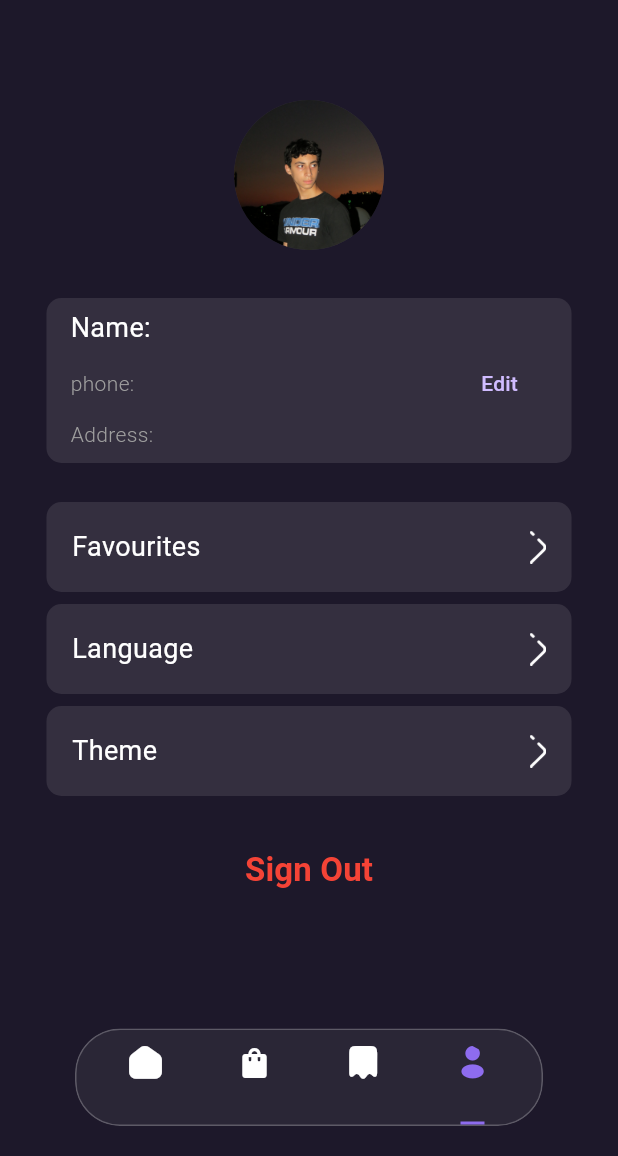
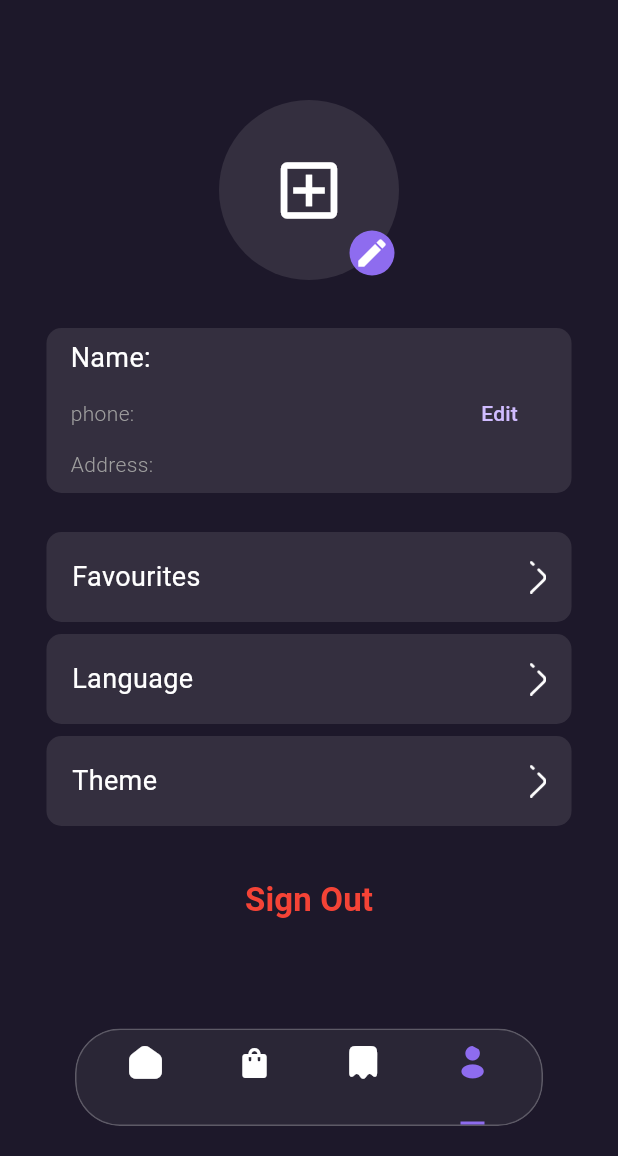
Before and after one commit to MohamadSerafiDev/shamify-ecommerce, a Flutter app: the screen it shows after launch, item 4 of the bottom bar chosen, on a phone screen of 412 x 824 dp, the part 80-1236 px from its top. Run offline on Flutter 3.47's test engine with Material 3 defaults, Android fonts, the phone set to English and light mode, and no system bars; drawn by our look-alikes of crystal_navigation_bar; our stand-ins replace awesome_snackbar_content, bloc, flutter_bloc, get, google_fonts, image_picker and 1 more.

Commit message:
add image picker

```diff
--- a/lib/cubits/profile_image/profile_image_cubit.dart
+++ b/lib/cubits/profile_image/profile_image_cubit.dart
@@ -1,12 +1,27 @@
+import 'dart:io';
+
 import 'package:bloc/bloc.dart';
+import 'package:flutter/material.dart';
+import 'package:image_picker/image_picker.dart';
 import 'package:meta/meta.dart';
 
 part 'profile_image_state.dart';
 
 class ProfileImageCubit extends Cubit<ProfileImageState> {
   ProfileImageCubit() : super(ProfileImageInitial());
+  final ImagePicker picker = ImagePicker();
 
-  String imagePath = "assets/images/user.JPG";
+  String imagePath = '';
+
+  Future pickImageFromGallery() async {
+    XFile? image = await picker.pickImage(source: ImageSource.gallery);
+
+    if (image != null) {
+      imagePath = image.path;
+      emit(ProfileImageUpdated());
+    }
+  }
+
   void updateImage(String path) {
     imagePath = path;
     emit(ProfileImageUpdated());
--- a/lib/pages/profile_page/profile_page.dart
+++ b/lib/pages/profile_page/profile_page.dart
@@ -12,8 +12,7 @@ class ProfilePage extends StatelessWidget {
 
   @override
   Widget build(BuildContext context) {
-    return SingleChildScrollView(
-      child: Column(
+    return Column(
       children: [
         const SizedBox(
           height: 60,
@@ -66,9 +65,9 @@ class ProfilePage extends StatelessWidget {
             style: TextStyles.textStyle22.copyWith(
               color: Colors.red,
             ),
-              ))
+          ),
+        )
       ],
-      ),
     );
   }
 }
--- a/lib/pages/profile_page/widgets/first_and_last_name_and_address_edit.dart
+++ b/lib/pages/profile_page/widgets/first_and_last_name_and_address_edit.dart
@@ -8,8 +8,7 @@ class FirstAndLastNameAndAddressEdit extends StatelessWidget {
 
   @override
   Widget build(BuildContext context) {
-    return Expanded(
-      child: Padding(
+    return Padding(
       padding: const EdgeInsets.symmetric(horizontal: 16, vertical: 7),
       child: Column(
         crossAxisAlignment: CrossAxisAlignment.start,
@@ -38,7 +37,6 @@ class FirstAndLastNameAndAddressEdit extends StatelessWidget {
           ),
         ],
       ),
-      ),
     );
   }
 }
--- a/lib/pages/profile_page/widgets/profile_image.dart
+++ b/lib/pages/profile_page/widgets/profile_image.dart
@@ -1,3 +1,5 @@
+import 'dart:io';
+
 import 'package:flutter/material.dart';
 import 'package:flutter_bloc/flutter_bloc.dart';
 import 'package:store/cubits/profile_image/profile_image_cubit.dart';
@@ -12,25 +14,51 @@ class ProfileImage extends StatelessWidget {
   @override
   Widget build(BuildContext context) {
     return Center(
-      child: InkWell(
-        splashColor: Colors.transparent,
-        onTap: () {
-          BlocProvider.of<ProfileImageCubit>(context)
-              .updateImage(AppImages.search);
+      child: BlocBuilder<ProfileImageCubit, ProfileImageState>(
+        builder: (context, state) {
+          return Stack(
+            children: [
+              Container(
+                clipBehavior: Clip.antiAliasWithSaveLayer,
+                height: 120,
+                width: 120,
+                decoration: BoxDecoration(
+                  color: Constants.darkinsidecolor,
+                  borderRadius: BorderRadius.circular(60),
+                ),
+                child:
+                    BlocProvider.of<ProfileImageCubit>(context).imagePath == ''
+                        ? const Icon(
+                            Icons.add_box_outlined,
+                            size: 50,
+                            color: Colors.white,
+                          )
+                        : Image.file(
+                            File(BlocProvider.of<ProfileImageCubit>(context)
+                                .imagePath),
+                            fit: BoxFit.fill,
+                          ),
+              ),
+              Positioned(
+                bottom: 3,
+                right: 3,
+                child: InkWell(
+                  onTap: () => BlocProvider.of<ProfileImageCubit>(context)
+                      .pickImageFromGallery(),
+                  child: Container(
+                    width: 30,
+                    height: 30,
+                    decoration: BoxDecoration(
+                      color: Constants.buttoncolor,
+                      borderRadius: BorderRadius.circular(60),
+                    ),
+                    child: const Icon(Icons.edit),
+                  ),
+                ),
+              )
+            ],
+          );
         },
-        child: Container(
-          height: 100,
-          width: 100,
-          decoration: BoxDecoration(
-            color: Constants.darkinsidecolor,
-            borderRadius: BorderRadius.circular(50),
-            image: DecorationImage(
-                image: AssetImage(
-                  BlocProvider.of<ProfileImageCubit>(context).imagePath,
-                ),
-                fit: BoxFit.cover),
-          ),
-        ),
       ),
     );
   }
--- a/pubspec.yaml
+++ b/pubspec.yaml
@@ -37,6 +37,7 @@ dependencies:
     flutter_bloc: ^8.1.6
     get: ^4.6.6
     google_fonts: ^6.2.1
+    image_picker: ^1.1.2
     modal_bottom_sheet: ^3.0.0
 
 dev_dependencies:
```
Also changed, not shown: pubspec.lock, 5 other files. Lines whose indentation alone changed are shown as unchanged.
